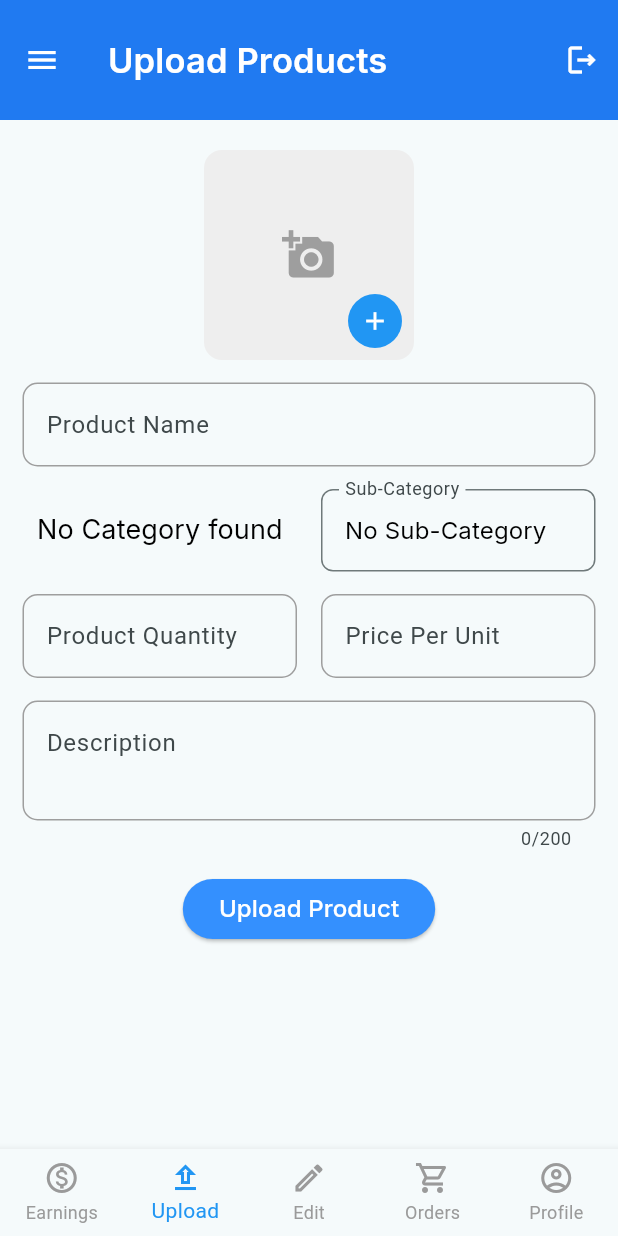
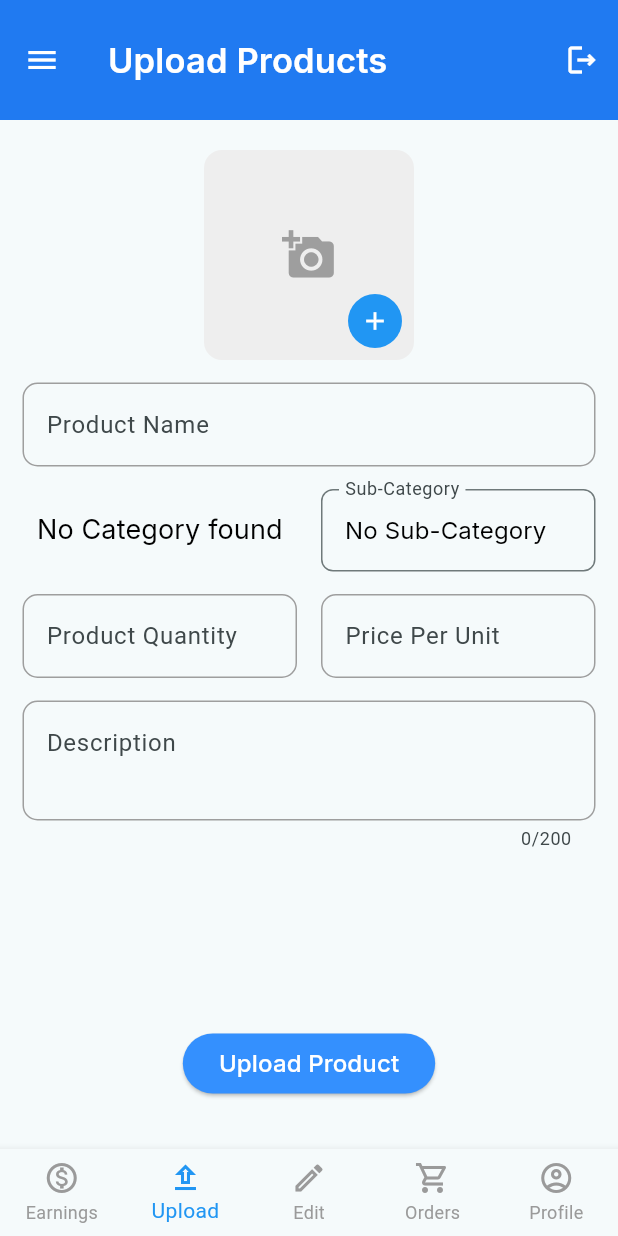
Before and after one commit to Sukhmeetsingh306/store_app, a Flutter app: the UserSellerScreen screen opened by its route, item 2 of the bottom bar chosen, on a phone screen of 412 x 824 dp. Run offline on Flutter 3.47's test engine with Material 3 defaults, Android fonts, the light colour scheme and no system bars; our stand-ins replace file_picker, flutter_riverpod, flutter_svg, go_router, google_fonts, image_picker and 4 more; missing offline and left inert: cloudinary_public, dart:html, flutter_admin_scaffold, random_avatar; accounts and stored records are empty; network calls fail.

Commit message:
feat: condition implement as per device

```diff
--- a/multi_vendor/lib/screen/seller/user_screen/upload_user_seller_screen.dart
+++ b/multi_vendor/lib/screen/seller/user_screen/upload_user_seller_screen.dart
@@ -1,7 +1,9 @@
 import 'dart:io';
+import 'dart:io' as io;
 
 import 'package:file_picker/file_picker.dart';
 import 'package:flutter/cupertino.dart';
+import 'package:flutter/foundation.dart';
 import 'package:flutter/material.dart';
 import 'package:flutter_riverpod/flutter_riverpod.dart';
 import 'package:image_picker/image_picker.dart';
@@ -79,6 +81,61 @@ class _UploadUserSellerScreenState
   //   }
   // }
 
+  Widget buildImageContainer(List<XFile> imageFileList) {
+    if (imageFileList.isEmpty) {
+      return Container(
+        width: 140,
+        height: 140,
+        decoration: BoxDecoration(
+          borderRadius: BorderRadius.circular(12),
+          color: Colors.grey.shade200,
+        ),
+        child: const Center(
+          child: Icon(
+            Icons.add_a_photo,
+            size: 36,
+            color: Colors.grey,
+          ),
+        ),
+      );
+    }
+
+    final lastImage = imageFileList.last;
+
+    return Container(
+      width: 140,
+      height: 140,
+      decoration: BoxDecoration(
+        borderRadius: BorderRadius.circular(12),
+        color: Colors.grey.shade200,
+      ),
+      child: ClipRRect(
+        borderRadius: BorderRadius.circular(12),
+        child: kIsWeb
+            ? FutureBuilder<Uint8List>(
+                future: lastImage.readAsBytes(), // async -> Uint8List
+                builder: (context, snapshot) {
+                  if (snapshot.connectionState == ConnectionState.waiting) {
+                    return const Center(child: CircularProgressIndicator());
+                  } else if (snapshot.hasError) {
+                    return const Center(
+                        child: Icon(Icons.error, color: Colors.red));
+                  } else {
+                    return Image.memory(snapshot.data!,
+                        fit: BoxFit.cover, width: 140, height: 140);
+                  }
+                },
+              )
+            : Image.file(
+                io.File(lastImage.path),
+                fit: BoxFit.cover,
+                width: 140,
+                height: 140,
+              ),
+      ),
+    );
+  }
+
   Future<void> chooseImage() async {
     showModalBottomSheet(
       context: context,
@@ -86,6 +143,7 @@ class _UploadUserSellerScreenState
         return SafeArea(
           child: Wrap(
             children: [
+              if (!kIsWeb) ...[
                 ListTile(
                   leading: Icon(CupertinoIcons.photo_camera),
                   title: googleInterText('Camera', fontSize: 15),
@@ -100,6 +158,7 @@ class _UploadUserSellerScreenState
                     }
                   },
                 ),
+                Divider(),
                 ListTile(
                   leading: Icon(CupertinoIcons.photo),
                   title: googleInterText('Gallery', fontSize: 15),
@@ -113,6 +172,8 @@ class _UploadUserSellerScreenState
                     }
                   },
                 ),
+                Divider(),
+              ],
               ListTile(
                 leading: const Icon(Icons.attach_file),
                 title: googleInterText('Files', fontSize: 15),
@@ -140,6 +201,12 @@ class _UploadUserSellerScreenState
                   }
                 },
               ),
+              Divider(),
+              if (kIsWeb) ...[
+                SizedBox(
+                  height: 70,
+                ),
+              ],
             ],
           ),
         );
@@ -270,9 +337,15 @@ class _UploadUserSellerScreenState
                                               borderRadius:
                                                   BorderRadius.circular(12),
                                               image: DecorationImage(
-                                                image: FileImage(File(
-                                                    imageFileList![index]
-                                                        .path)),
+                                                image: kIsWeb
+                                                    ? NetworkImage(imageFileList![
+                                                            index]
+                                                        .path) // blob url works
+                                                    : FileImage(File(
+                                                            imageFileList![
+                                                                    index]
+                                                                .path))
+                                                        as ImageProvider,
                                                 fit: BoxFit.cover,
                                               ),
                                             ),
@@ -333,29 +406,7 @@ class _UploadUserSellerScreenState
               },
               child: Stack(
                 children: [
-                  Container(
-                    width: 140,
-                    height: 140,
-                    decoration: BoxDecoration(
-                      borderRadius: BorderRadius.circular(12),
-                      color: Colors.grey.shade200,
-                      image: imageFileList!.isNotEmpty
-                          ? DecorationImage(
-                              image: FileImage(File(imageFileList!.last.path)),
-                              fit: BoxFit.cover,
-                            )
-                          : null,
-                    ),
-                    child: imageFileList!.isEmpty
-                        ? const Center(
-                            child: Icon(
-                              Icons.add_a_photo,
-                              size: 36,
-                              color: Colors.grey,
-                            ),
-                          )
-                        : null,
-                  ),
+                  buildImageContainer(imageFileList!),
                   if (imageFileList!.isNotEmpty)
                     Positioned(
                       top: 8,
@@ -628,6 +679,9 @@ class _UploadUserSellerScreenState
                 ],
               ),
             ),
+            SizedBox(
+                height:
+                    MediaQuery.of(context).size.width * (kIsWeb ? 0.12 : 0.25)),
             elevatedButton(
               _isUploading ? "Uploading..." : "Upload Product",
               _isUploading ? null : () => _uploadProduct(seller),
```
Lines whose indentation alone changed are shown as unchanged.
